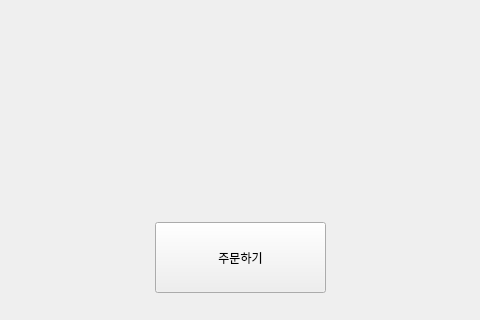
Above: ui/main.ui from pJunghan/RobotArm before the change; both pictures show x 255 to 735 and y 448 to 768 of the 1024 by 768 pixel window. Below: the same form after it.
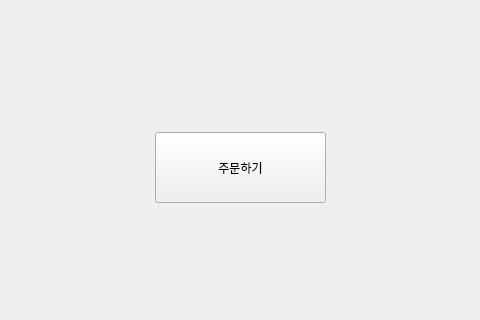
That is the form after the change.

```diff
--- a/ui/main.ui
+++ b/ui/main.ui
@@ -21,7 +21,7 @@
     <property name="geometry">
      <rect>
       <x>410</x>
-      <y>670</y>
+      <y>580</y>
       <width>171</width>
       <height>71</height>
      </rect>
```
